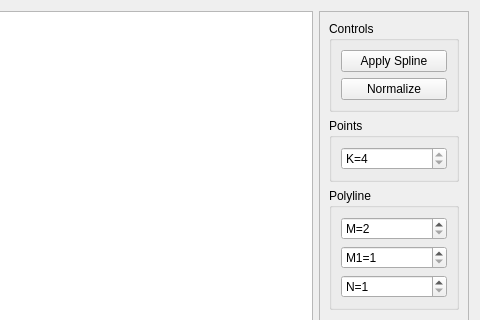
This is lib/editor/editor.ui in BigCubeCat/icg_wireframe as Qt 5 draws it before an edit; both pictures show x 202 to 682 and y 0 to 320 of the 682 by 411 pixel window. The edited form follows.
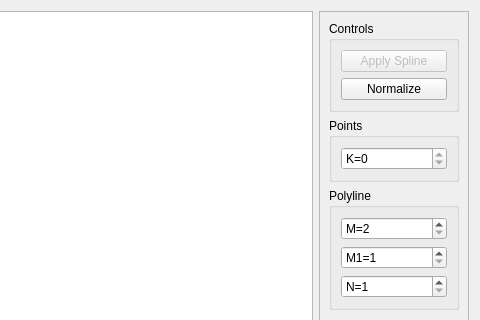
This is the edited form. Icons and pictures are not drawn.

Commit message: feat(editor): доделал работу с параметрами

The edit to the form file:
```diff
--- a/lib/editor/editor.ui
+++ b/lib/editor/editor.ui
@@ -70,6 +70,9 @@
          <layout class="QVBoxLayout" name="verticalLayout_2">
           <item>
            <widget class="QPushButton" name="applyButton">
+            <property name="enabled">
+             <bool>false</bool>
+            </property>
             <property name="text">
              <string>Apply Spline</string>
             </property>
@@ -131,11 +134,14 @@
              <string>K=</string>
             </property>
             <property name="minimum">
-             <number>4</number>
+             <number>0</number>
             </property>
             <property name="maximum">
              <number>1000</number>
             </property>
+            <property name="value">
+             <number>0</number>
+            </property>
            </widget>
           </item>
          </layout>
```
Left out of the diff: 3 changed lines with no effect on the pictures. The commit also changes 4 other files.
